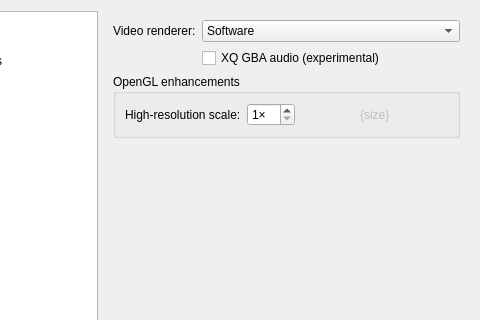
First picture: the form in Libretro/mgba/src/platform/qt/SettingsView.ui, repository kiddreads/Avalon-copy2, before the edit; both pictures show x 93 to 573 and y 0 to 320 of the 573 by 468 pixel window.
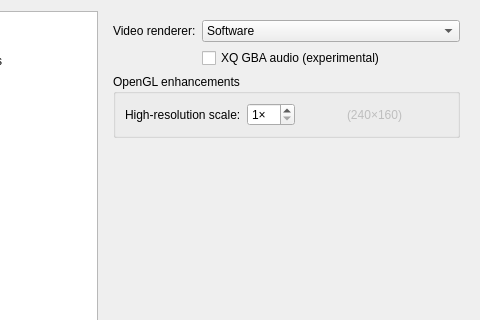
Second picture: the form after the edit. The open tabs and pages were chosen to show the change.

Commit message: Qt: Set default value for scale size (fixes #1513)

Patch:
```diff
--- a/Libretro/mgba/src/platform/qt/SettingsView.ui
+++ b/Libretro/mgba/src/platform/qt/SettingsView.ui
@@ -983,7 +983,7 @@
                <bool>false</bool>
               </property>
               <property name="text">
-               <string>{size}</string>
+               <string>(240×160)</string>
               </property>
              </widget>
             </item>
```
